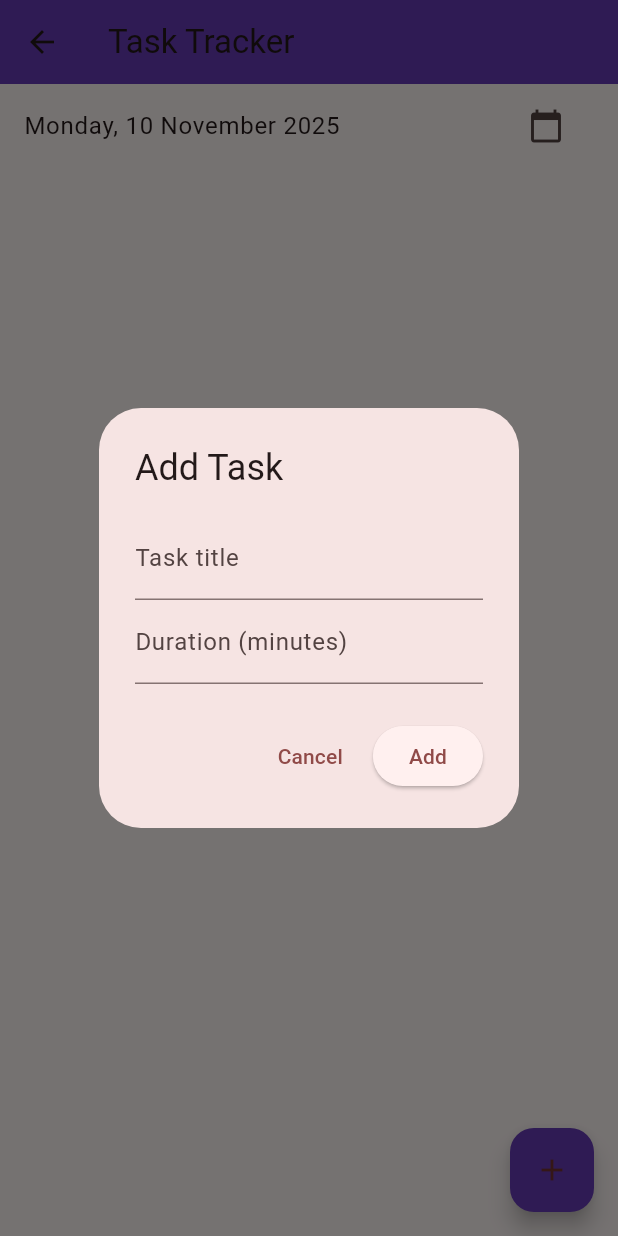
After one commit to divmkw/Moring-Routine, a Flutter app: the TaskPage screen opened directly, after a tap on the "add" icon, on a phone screen of 412 x 824 dp. The commit adds this screen. Run offline on Flutter 3.47's test engine with Material 3 defaults, Android fonts, the phone set to English and light mode, and no system bars; our stand-ins replace hive, hive_flutter, shared_preferences, table_calendar, timezone; accounts and stored records are empty.

Commit message:
added hive database

```diff
--- /dev/null
+++ b/lib/models/task_model.dart
@@ -0,0 +1,25 @@
+import 'package:hive/hive.dart';
+
+part 'task_model.g.dart';
+
+@HiveType(typeId: 0)
+class Task extends HiveObject {
+  @HiveField(0)
+  String title;
+
+  @HiveField(1)
+  int durationMinutes; // duration in minutes
+
+  @HiveField(2)
+  DateTime date; // the date task belongs to
+
+  @HiveField(3)
+  bool isCompleted;
+
+  Task({
+    required this.title,
+    required this.durationMinutes,
+    required this.date,
+    this.isCompleted = false,
+  });
+}
--- /dev/null
+++ b/lib/screens/task_page.dart
@@ -0,0 +1,161 @@
+import 'package:flutter/material.dart';
+import 'package:hive_flutter/hive_flutter.dart';
+import '../models/task_model.dart';
+import 'package:intl/intl.dart';
+
+class TaskPage extends StatefulWidget {
+  const TaskPage({super.key});
+
+  @override
+  State<TaskPage> createState() => _TaskPageState();
+}
+
+class _TaskPageState extends State<TaskPage> {
+  late Box<Task> taskBox;
+  DateTime selectedDate = DateTime.now();
+
+  @override
+  void initState() {
+    super.initState();
+    taskBox = Hive.box<Task>('tasksBox');
+  }
+
+  void _addTask(String title, int duration) {
+    final task = Task(
+      title: title,
+      durationMinutes: duration,
+      date: selectedDate,
+    );
+    taskBox.add(task);
+    setState(() {});
+  }
+
+  void _toggleComplete(Task task) {
+    task.isCompleted = !task.isCompleted;
+    task.save();
+    setState(() {});
+  }
+
+  List<Task> _tasksForDate(DateTime date) {
+    return taskBox.values.where((task) =>
+      task.date.year == date.year &&
+      task.date.month == date.month &&
+      task.date.day == date.day
+    ).toList();
+  }
+
+  @override
+  Widget build(BuildContext context) {
+    final tasks = _tasksForDate(selectedDate);
+
+    return Scaffold(
+      appBar: AppBar(
+        title: const Text('Task Tracker'),
+        backgroundColor: Colors.deepPurple,
+      ),
+      body: Column(
+        children: [
+          ListTile(
+            title: Text(DateFormat('EEEE, d MMMM y').format(selectedDate)),
+            trailing: IconButton(
+              icon: const Icon(Icons.calendar_today),
+              onPressed: () async {
+                final picked = await showDatePicker(
+                  context: context,
+                  initialDate: selectedDate,
+                  firstDate: DateTime(2024),
+                  lastDate: DateTime(2026),
+                );
+                if (picked != null) {
+                  setState(() => selectedDate = picked);
+                }
+              },
+            ),
+          ),
+          Expanded(
+            child: ValueListenableBuilder(
+              valueListenable: taskBox.listenable(),
+              builder: (context, Box<Task> box, _) {
+                final tasks = _tasksForDate(selectedDate);
+                if (tasks.isEmpty) {
+                  return const Center(child: Text('No tasks for this date.'));
+                }
+                return ListView.builder(
+                  itemCount: tasks.length,
+                  itemBuilder: (context, index) {
+                    final task = tasks[index];
+                    return ListTile(
+                      leading: Checkbox(
+                        value: task.isCompleted,
+                        onChanged: (_) => _toggleComplete(task),
+                      ),
+                      title: Text(
+                        task.title,
+                        style: TextStyle(
+                          decoration: task.isCompleted
+                              ? TextDecoration.lineThrough
+                              : null,
+                        ),
+                      ),
+                      subtitle: Text('${task.durationMinutes} min'),
+                    );
+                  },
+                );
+              },
+            ),
+          ),
+        ],
+      ),
+      floatingActionButton: FloatingActionButton(
+        backgroundColor: Colors.deepPurple,
+        child: const Icon(Icons.add),
+        onPressed: () {
+          _showAddTaskDialog(context);
+        },
+      ),
+    );
+  }
+
+  void _showAddTaskDialog(BuildContext context) {
+    final titleController = TextEditingController();
+    final durationController = TextEditingController();
+
+    showDialog(
+      context: context,
+      builder: (context) => AlertDialog(
+        title: const Text('Add Task'),
+        content: Column(
+          mainAxisSize: MainAxisSize.min,
+          children: [
+            TextField(
+              controller: titleController,
+              decoration: const InputDecoration(labelText: 'Task title'),
+            ),
+            TextField(
+              controller: durationController,
+              decoration: const InputDecoration(labelText: 'Duration (minutes)'),
+              keyboardType: TextInputType.number,
+            ),
+          ],
+        ),
+        actions: [
+          TextButton(
+            onPressed: () => Navigator.pop(context),
+            child: const Text('Cancel'),
+          ),
+          ElevatedButton(
+            onPressed: () {
+              final title = titleController.text.trim();
+              final duration = int.tryParse(durationController.text) ?? 0;
+              if (title.isNotEmpty && duration > 0) {
+                _addTask(title, duration);
+                Navigator.pop(context);
+              }
+            },
+            child: const Text('Add'),
+          ),
+        ],
+      ),
+    );
+  }
+}
--- a/pubspec.yaml
+++ b/pubspec.yaml
@@ -13,7 +13,7 @@ dependencies:
   fluttertoast: ^8.2.4
   intl: ^0.20.2
 
-  flutter_local_notifications: ^17.0.0
+  # flutter_local_notifications: ^17.0.0
   timezone: ^0.9.2
   shared_preferences: ^2.3.2
   permission_handler: ^12.0.1
@@ -26,6 +26,8 @@ dev_dependencies:
   flutter_test:
     sdk: flutter
   flutter_lints: ^5.0.0
+  hive_generator: ^2.0.1
+  build_runner: ^2.4.6
 
 flutter:
   uses-material-design: true
```
Also changed, not shown: lib/main.dart (+7 -1 lines), lib/screens/routine_screen.dart (+16 -1 lines), lib/screens/setting_screen.dart (+83 -150 lines), lib/screens/stats_screen.dart (+8 -2 lines), lib/models/task_model.g.dart (added), pubspec.lock.
